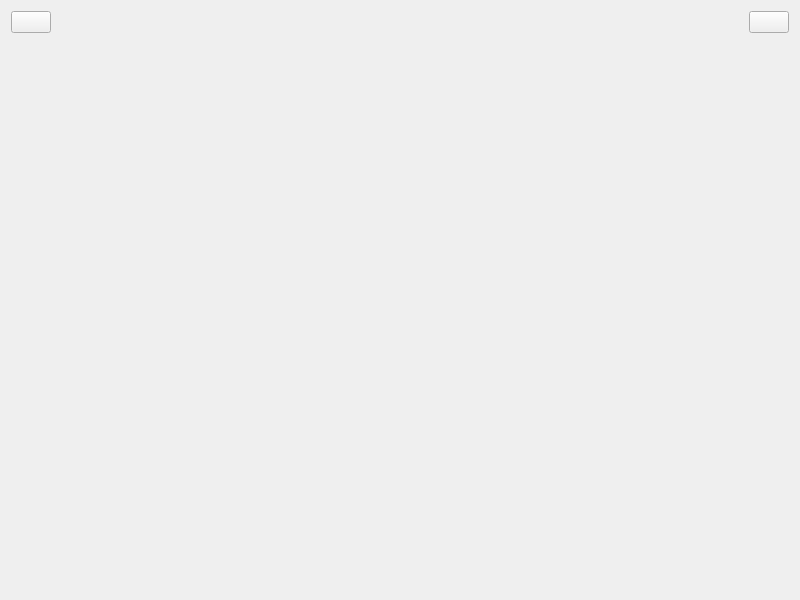
First picture: the form in masterview.ui, repository ygzuxts/dazuoye, before the edit.
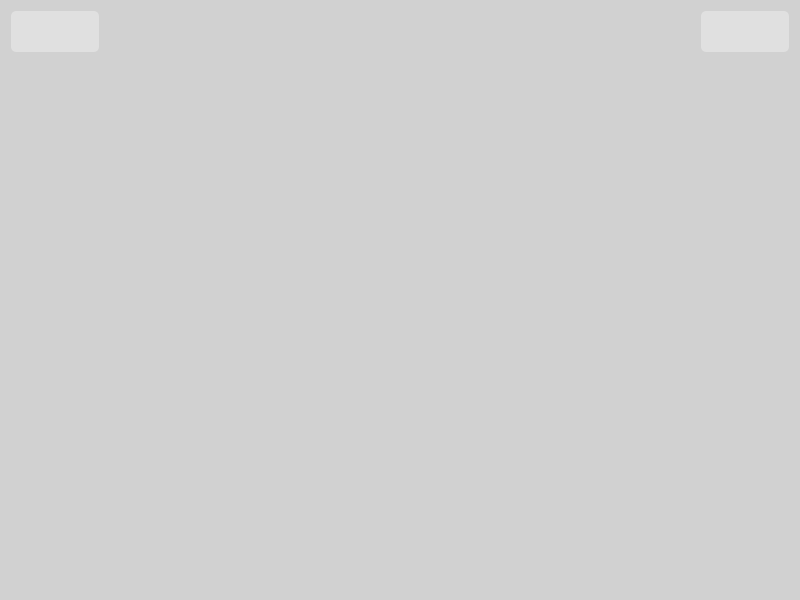
Second picture: the form after the edit. Icons and pictures are not drawn.

What changed in the file:
```diff
--- a/masterview.ui
+++ b/masterview.ui
@@ -13,6 +13,73 @@
   <property name="windowTitle">
    <string>MasterView</string>
   </property>
+  <property name="styleSheet">
+   <string notr="true">#stackedWidget {
+    background-image: url(:/image/R21.png); /* 背景图片路径 */
+    background-repeat: no-repeat; /* 不重复图片 */
+    background-position: center; /* 图片居中 */
+}
+QLineEdit {
+    background: transparent; /* 设置背景透明 */
+    border: 2px solid #e0e0e0; /* 边框颜色 */
+    border-radius: 5px; /* 边框圆角 */
+    padding: 5px;
+    color: #34495e; /* 输入文字颜色 */
+    font: 12px &quot;Arial&quot;;
+}
+
+QLineEdit:focus {
+    border: 2px solid  #a0a0a0; /* 聚焦时的边框颜色 */
+}
+
+QPushButton {
+    background-color: #e0e0e0; /* 浅灰色背景 */
+    color: #ffffff; /* 白色文字 */
+    padding: 10px 20px;
+    border: none; /* 去掉默认边框 */
+    border-radius: 5px;
+}
+QLabel {
+color:white;
+    font: bold 20px &quot;Arial&quot;;
+}
+
+/* 按钮悬停时的颜色 */
+QPushButton:hover {
+    background-color: #a0a0a0; /* 深灰色背景 */
+    color: #ffffff; /* 保持白色文字 */
+}
+
+/* 按钮按下时的颜色 */
+QPushButton:pressed {
+    background-color: #7f7f7f; /* 中灰色背景 */
+    color: #ffffff; /* 保持白色文字 */
+}
+QTableView { 
+      color: white;               
+    background-color: #2e2e2e; 
+       gridline-color: #555; 
+    } 
+    QHeaderView::section { 
+       background-color: #3e3e3e; 
+  color: white; 
+    } 
+   QTableView::item:selected { 
+    background-color: #6a6a6a; 
+  color: white;
+    }
+ QTableView::item { 
+    background-color: black; 
+  color: white;
+    }
+
+QWidget { font-family: 'Arial'; font-size: 18px; font-weight: bold; color: black; }
+#MasterView{background-color:#d1d1d1}
+
+
+
+</string>
+  </property>
   <layout class="QVBoxLayout" name="verticalLayout">
    <item>
     <layout class="QHBoxLayout" name="horizontalLayout">
@@ -74,7 +141,11 @@
     </layout>
    </item>
    <item>
-    <widget class="QStackedWidget" name="stackedWidget"/>
+    <widget class="QStackedWidget" name="stackedWidget">
+     <property name="styleSheet">
+      <string notr="true"/>
+     </property>
+    </widget>
    </item>
   </layout>
  </widget>
```
